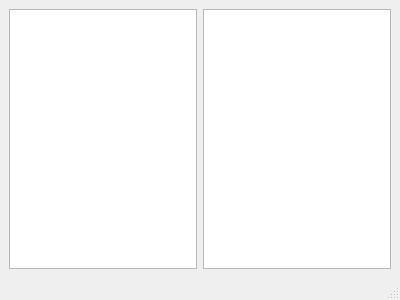
This is MainWindow.ui in dsakurai/snotes as Qt 5 draws it before an edit. The edited form follows.
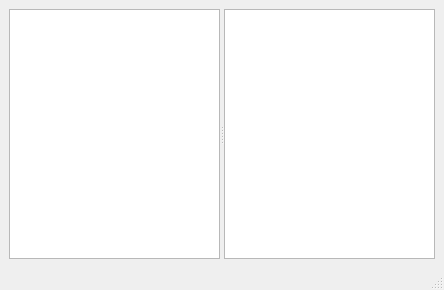
This is the edited form. Custom widgets are drawn as their Qt base class.

Commit message: Insert a draggable splitter between the note list and the editor.

Patch:
```diff
--- a/MainWindow.ui
+++ b/MainWindow.ui
@@ -6,20 +6,29 @@
    <rect>
     <x>0</x>
     <y>0</y>
-    <width>400</width>
-    <height>300</height>
+    <width>444</width>
+    <height>290</height>
    </rect>
   </property>
   <property name="windowTitle">
    <string>MainWindow</string>
   </property>
   <widget class="QWidget" name="centralwidget">
-   <layout class="QHBoxLayout" name="horizontalLayout">
-    <item>
-     <widget class="NotesListView" name="notesListView"/>
-    </item>
-    <item>
-     <widget class="SNotesMarkdownEditor" name="markdownEditor"/>
+   <property name="sizePolicy">
+    <sizepolicy hsizetype="Preferred" vsizetype="Preferred">
+     <horstretch>0</horstretch>
+     <verstretch>0</verstretch>
+    </sizepolicy>
+   </property>
+   <layout class="QGridLayout" name="gridLayout">
+    <item row="0" column="0">
+     <widget class="QSplitter" name="splitter">
+      <property name="orientation">
+       <enum>Qt::Horizontal</enum>
+      </property>
+      <widget class="NotesListView" name="notesListView"/>
+      <widget class="SNotesMarkdownEditor" name="markdownEditor"/>
+     </widget>
     </item>
    </layout>
   </widget>
```
Left out of the diff: 2 changed lines with no effect on the pictures.
